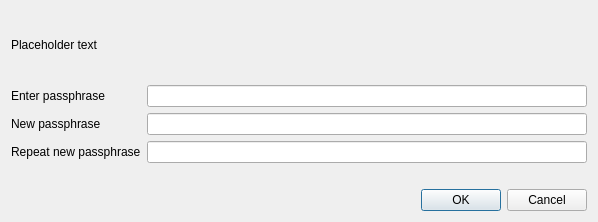
First picture: the form in src/qt/forms/setpassphrasedialog.ui, repository devaultcrypto/devault, before the edit.
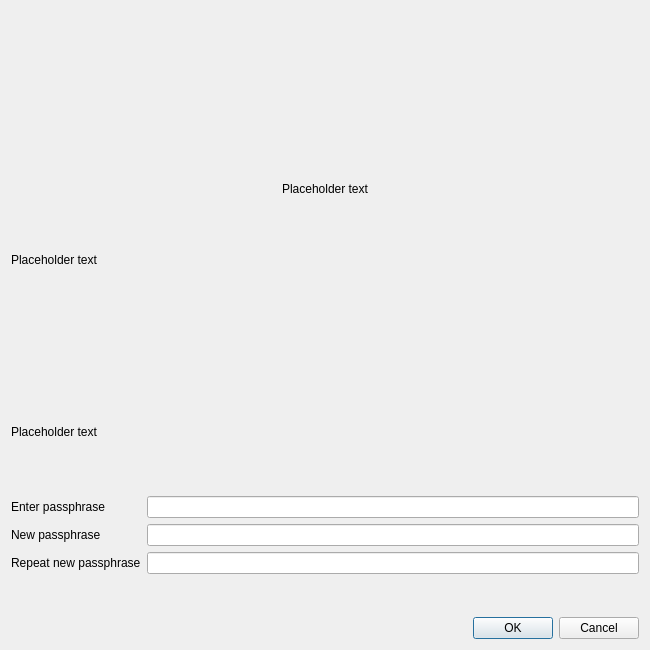
Second picture: the form after the edit. Icons and pictures are not drawn.

Commit message:
Overhaul first start dialog
greeting/password dialog

What changed in the file:
```diff
--- a/src/qt/forms/setpassphrasedialog.ui
+++ b/src/qt/forms/setpassphrasedialog.ui
@@ -6,20 +6,20 @@
    <rect>
     <x>0</x>
     <y>0</y>
-    <width>598</width>
-    <height>222</height>
+    <width>650</width>
+    <height>650</height>
    </rect>
   </property>
   <property name="sizePolicy">
-   <sizepolicy hsizetype="Preferred" vsizetype="Minimum">
+   <sizepolicy hsizetype="Minimum" vsizetype="Minimum">
     <horstretch>0</horstretch>
     <verstretch>0</verstretch>
    </sizepolicy>
   </property>
   <property name="minimumSize">
    <size>
-    <width>550</width>
-    <height>0</height>
+    <width>650</width>
+    <height>650</height>
    </size>
   </property>
   <property name="windowTitle">
@@ -29,6 +29,57 @@
    <property name="sizeConstraint">
     <enum>QLayout::SetMinimumSize</enum>
    </property>
+   <item>
+    <widget class="QLabel" name="welcomeLogo">
+     <property name="text">
+      <string notr="true"/>
+     </property>
+     <property name="textFormat">
+      <enum>Qt::RichText</enum>
+     </property>
+     <property name="pixmap">
+      <pixmap>:/icons/devault</pixmap>
+     </property>
+     <property name="alignment">
+      <set>Qt::AlignCenter</set>
+     </property>
+     <property name="wordWrap">
+      <bool>true</bool>
+     </property>
+    </widget>
+   </item>
+   <item>
+    <widget class="QLabel" name="welcomeTitle">
+     <property name="text">
+      <string notr="true">Placeholder text</string>
+     </property>
+     <property name="textFormat">
+      <enum>Qt::RichText</enum>
+     </property>
+     <property name="alignment">
+      <set>Qt::AlignCenter</set>
+     </property>
+     <property name="wordWrap">
+      <bool>true</bool>
+     </property>
+    </widget>
+   </item>
+   <item>
+    <widget class="QLabel" name="welcomeLabel">
+     <property name="text">
+      <string notr="true">Placeholder text</string>
+     </property>
+     <property name="textFormat">
+      <enum>Qt::RichText</enum>
+     </property>
+     <property name="alignment">
+      <set>Qt::AlignTop</set>
+     </property>
+     <property name="wordWrap">
+      <bool>true</bool>
+     </property>
+    </widget>
+   </item>
    <item>
     <widget class="QLabel" name="warningLabel">
      <property name="text">
```
The commit also changes 1 other file.
